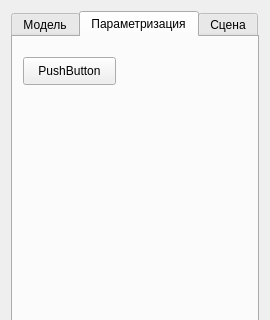
Old version of the form PneumocylinderConfigurator/ParamsWidget.ui in the repository seleznevladislav/Pneumopress-; both pictures show x 0 to 270 and y 0 to 320 of the 270 by 460 pixel window.
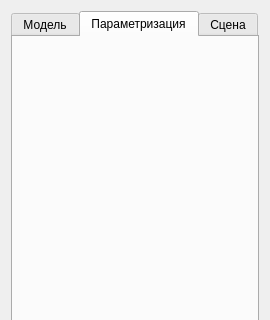
New version of the form. The open tabs and pages were chosen to show the change.

The edit to the form file:
```diff
--- a/PneumocylinderConfigurator/ParamsWidget.ui
+++ b/PneumocylinderConfigurator/ParamsWidget.ui
@@ -183,19 +183,6 @@
       <attribute name="title">
        <string>Параметризация</string>
       </attribute>
-      <widget class="QPushButton" name="pushButton">
-       <property name="geometry">
-        <rect>
-         <x>10</x>
-         <y>20</y>
-         <width>93</width>
-         <height>28</height>
-        </rect>
-       </property>
-       <property name="text">
-        <string>PushButton</string>
-       </property>
-      </widget>
      </widget>
      <widget class="QWidget" name="tab_scene">
       <attribute name="title">
```
Left out of the diff: 2 changed lines with no effect on the pictures.
